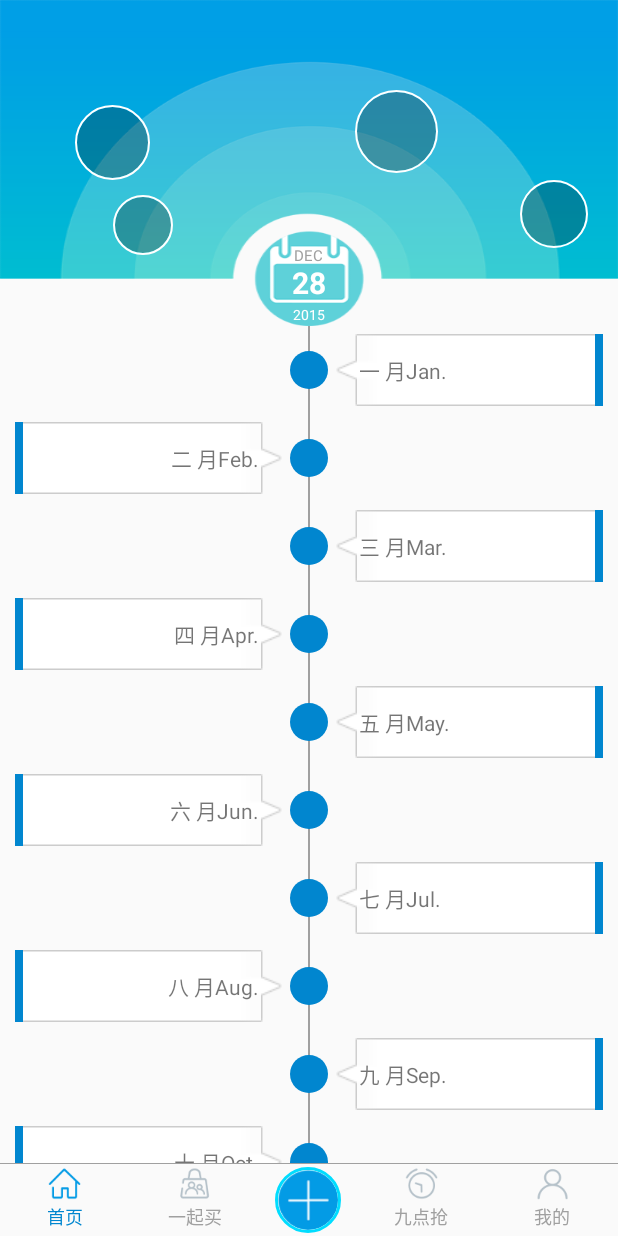
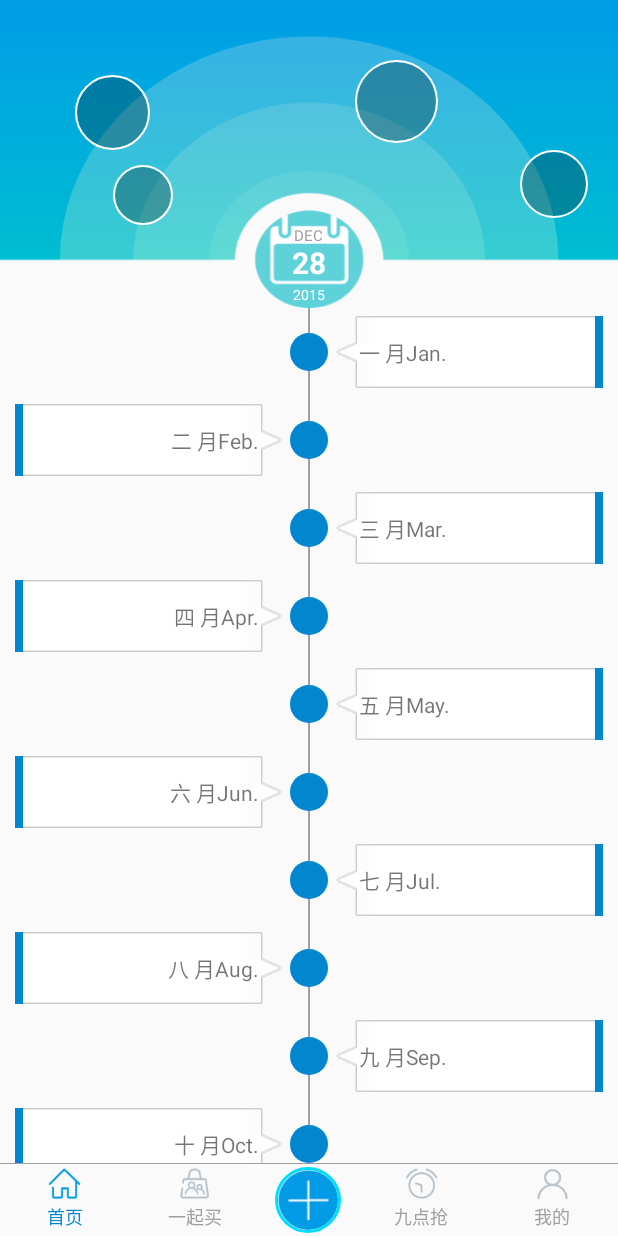
Before and after one commit to wuyu5286/MyShop, an Android app: the screen it shows after launch (MainActivity), on a phone screen of 412 x 824 dp. Run offline under Robolectric (Android 15) with nearby library versions, the phone set to English and light mode, and no system bars; our stand-ins replace ButterKnife, CircleImageView; libraries missing offline, so code that uses them is left out: com.afollestad.materialdialogs, de.greenrobot.dao; pictures from the network do not load.

Commit message:
重命名

```diff
--- a/app/src/main/java/com/jumeng/shop/fragment/GrabFragment.java
+++ b/app/src/main/java/com/jumeng/shop/fragment/GrabFragment.java
@@ -4,7 +4,7 @@ import com.jumeng.shop.fragment.delegate.GrabDelegate;
 
 /**
  * ============================================================
- * 描 述 : 首页
+ * 描 述 : 九点抢
  * 作 者 : 鸿浩
  * 时 间 : 2015/12/15.
  * ============================================================
--- /dev/null
+++ b/app/src/main/java/com/jumeng/shop/utils/TTFUtils.java
@@ -0,0 +1,18 @@
+package com.jumeng.shop.utils;
+
+import android.graphics.Typeface;
+import android.widget.TextView;
+
+/**
+ * ============================================================
+ * 描 述 :
+ * 作 者 : 鸿浩
+ * 时 间 : 2015/12/28.
+ * ============================================================
+ */
+public class TTFUtils {
+    public static void setTTF(TextView view) {
+        Typeface typeface = Typeface.createFromAsset(UIUtils.getContext().getAssets(), "iconfont.ttf");
+        view.setTypeface(typeface);
+    }
+}
--- a/app/src/main/res/layout/fragment_home.xml
+++ b/app/src/main/res/layout/fragment_home.xml
@@ -1,6 +1,4 @@
 <?xml version="1.0" encoding="utf-8"?>
-
-
 <LinearLayout xmlns:android="http://schemas.android.com/apk/res/android"
               xmlns:app="http://schemas.android.com/apk/res-auto"
               android:layout_width="match_parent"
--- a/app/src/main/res/layout/home_header.xml
+++ b/app/src/main/res/layout/home_header.xml
@@ -6,7 +6,7 @@
 
     <ImageView
         android:layout_width="match_parent"
-        android:layout_height="wrap_content"
+        android:layout_height="205dp"
         android:scaleType="fitXY"
         android:src="@mipmap/home_header_bg"/>
 
@@ -15,7 +15,7 @@
         android:layout_width="wrap_content"
         android:layout_height="wrap_content"
         android:layout_gravity="center_horizontal"
-        android:layout_marginTop="163dp"
+        android:layout_marginTop="150dp"
         android:gravity="center_horizontal"
         android:text="DEC"
         android:textColor="@color/gray"
@@ -26,7 +26,7 @@
         android:layout_width="wrap_content"
         android:layout_height="wrap_content"
         android:layout_gravity="center_horizontal"
-        android:layout_marginTop="174.5dp"
+        android:layout_marginTop="161dp"
         android:gravity="center_horizontal"
         android:text="23"
         android:textColor="@color/white"
@@ -38,7 +38,7 @@
         android:layout_width="wrap_content"
         android:layout_height="wrap_content"
         android:layout_gravity="center_horizontal"
-        android:layout_marginTop="203dp"
+        android:layout_marginTop="190dp"
         android:gravity="center_horizontal"
         android:text="2015"
         android:textColor="@color/white"
@@ -50,7 +50,7 @@
         android:layout_height="50dp"
         android:layout_marginLeft="50dp"
         android:layout_marginStart="50dp"
-        android:layout_marginTop="70dp"
+        android:layout_marginTop="50dp"
         android:src="@color/shadow"
         app:civ_border_color="@color/white"
         app:civ_border_width="1dp"/>
@@ -61,7 +61,7 @@
         android:layout_height="40dp"
         android:layout_marginLeft="75dp"
         android:layout_marginStart="75dp"
-        android:layout_marginTop="130dp"
+        android:layout_marginTop="110dp"
         android:src="@color/shadow"
         app:civ_border_color="@color/white"
         app:civ_border_width="1dp"/>
@@ -73,7 +73,7 @@
         android:layout_gravity="right"
         android:layout_marginEnd="120dp"
         android:layout_marginRight="120dp"
-        android:layout_marginTop="60dp"
+        android:layout_marginTop="40dp"
         android:src="@color/shadow"
         app:civ_border_color="@color/white"
         app:civ_border_width="1dp"/>
@@ -85,7 +85,7 @@
         android:layout_gravity="right"
         android:layout_marginEnd="20dp"
         android:layout_marginRight="40dp"
-        android:layout_marginTop="120dp"
+        android:layout_marginTop="100dp"
         android:src="@color/shadow"
         app:civ_border_color="@color/white"
         app:civ_border_width="1dp"/>
```
Also changed, not shown: app/src/main/assets/iconfont.ttf (added), app/src/main/res/mipmap-xhdpi/home_header_bg.png, app/src/main/res/mipmap-xhdpi/together_header_bg.png (added).
